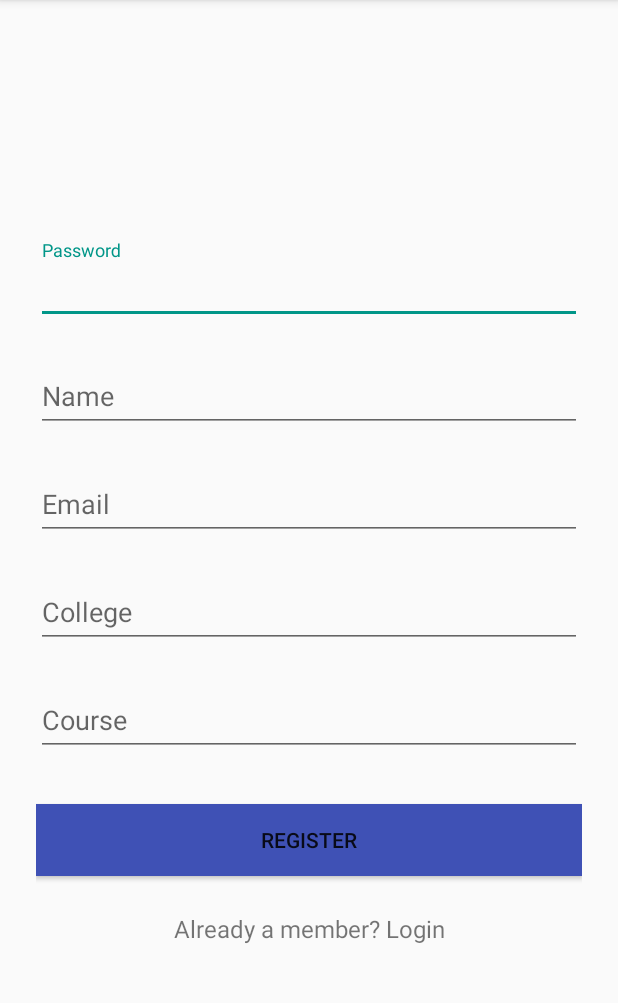
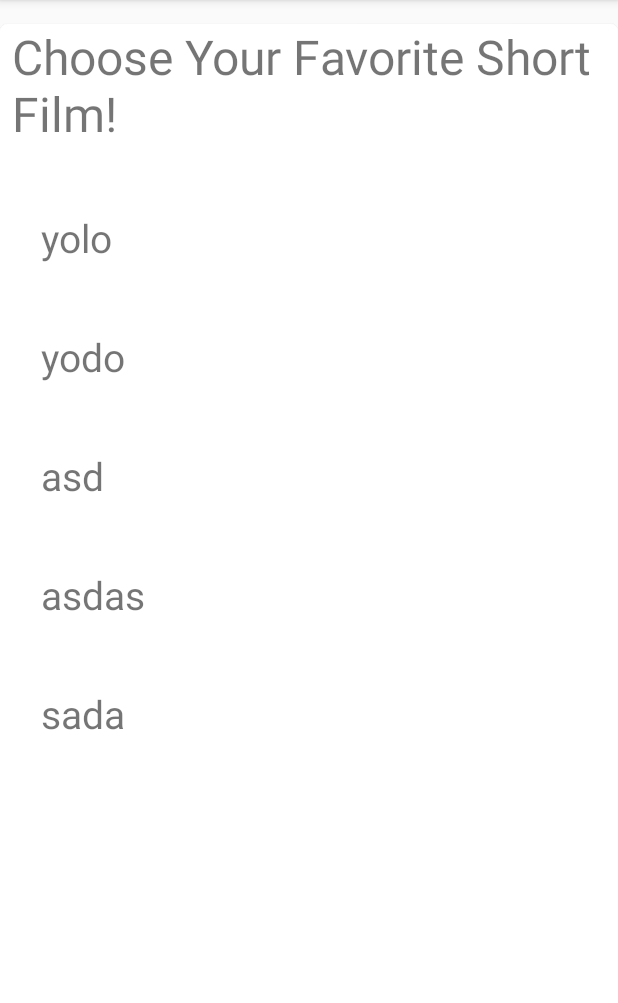
Before and after one commit to BumbleFlash/StringzSFPolling, an Android app: the screen it shows after launch (MainActivity before the commit, VotingActivity after it), on a phone screen of 412 x 824 dp, the part 84-1087 px from its top. Run offline under Robolectric (Android 15) with nearby library versions, the phone set to English and light mode, and no system bars.

Commit message:
Added Voting Activity.

```diff
--- a/app/build.gradle
+++ b/app/build.gradle
@@ -23,6 +23,8 @@ dependencies {
     implementation fileTree(dir: 'libs', include: ['*.jar'])
     implementation 'com.android.support:appcompat-v7:27.1.0'
     implementation 'com.android.support:design:27.1.0'
+    implementation 'com.android.support:recyclerview-v7:27.1.0'
+    implementation 'com.android.support:cardview-v7:27.1.0'
     implementation 'com.android.support.constraint:constraint-layout:1.0.2'
     implementation 'com.google.firebase:firebase-auth:11.8.0'
     implementation 'com.google.firebase:firebase-database:11.8.0'
@@ -35,4 +37,5 @@ dependencies {
 
 
 
+
 apply plugin: 'com.google.gms.google-services'
--- a/app/src/main/AndroidManifest.xml
+++ b/app/src/main/AndroidManifest.xml
@@ -10,6 +10,9 @@
         android:supportsRtl="true"
         android:theme="@style/AppTheme">
         <activity android:name=".MainActivity">
+
+        </activity>
+        <activity android:name=".VotingActivity">
             <intent-filter>
                 <action android:name="android.intent.action.MAIN" />
 
--- a/app/src/main/java/com/example/sudarshan/stringzsfpolling/MainActivity.java
+++ b/app/src/main/java/com/example/sudarshan/stringzsfpolling/MainActivity.java
@@ -11,7 +11,6 @@ import android.widget.ProgressBar;
 import android.widget.TextView;
 import android.widget.Toast;
 
-import com.example.sudarshan.stringzsfpolling.models.ProgressBarSettings;
 import com.google.android.gms.tasks.OnCompleteListener;
 import com.google.android.gms.tasks.Task;
 import com.google.firebase.auth.AuthResult;
@@ -95,7 +94,7 @@ public class MainActivity extends AppCompatActivity {
                     databaseReference.child(auth.getCurrentUser().getUid()).child("College").setValue(collegeName);
                     databaseReference.child(auth.getCurrentUser().getUid()).child("Course").setValue(courseName);
                     //ProgressBarSettings.showProgressBarOnButton(btnSignup,progressBar,getApplicationContext(),android.R.color.white,false,text);
-
+                    Toast.makeText(getApplicationContext(), "Registration successful!", Toast.LENGTH_SHORT).show();
                 }
             }
         });
--- /dev/null
+++ b/app/src/main/java/com/example/sudarshan/stringzsfpolling/VotingActivity.java
@@ -0,0 +1,32 @@
+package com.example.sudarshan.stringzsfpolling;
+
+import android.support.v7.app.AppCompatActivity;
+import android.os.Bundle;
+import android.support.v7.widget.LinearLayoutManager;
+import android.support.v7.widget.RecyclerView;
+import android.widget.Toast;
+
+import com.example.sudarshan.stringzsfpolling.adapters.ShortFilmAdapter;
+
+public class VotingActivity extends AppCompatActivity implements ShortFilmAdapter.OnListItemClickListener {
+
+    RecyclerView recyclerView;
+    ShortFilmAdapter adapter;
+    String[] shortFilms = {"yolo", "yodo","asd", "asdas","sada"};
+    @Override
+    protected void onCreate(Bundle savedInstanceState) {
+        super.onCreate(savedInstanceState);
+        setContentView(R.layout.activity_voting);
+
+        recyclerView = findViewById(R.id.recycler_view);
+        recyclerView.setLayoutManager(new LinearLayoutManager(this));
+
+        adapter = new ShortFilmAdapter(this, shortFilms, this);
+        recyclerView.setAdapter(adapter);
+    }
+
+    @Override
+    public void onListItemClick(int position) {
+        Toast.makeText(getApplicationContext(), "Item clicked at"+position, Toast.LENGTH_SHORT).show();
+    }
+}
--- /dev/null
+++ b/app/src/main/java/com/example/sudarshan/stringzsfpolling/adapters/ShortFilmAdapter.java
@@ -0,0 +1,61 @@
+package com.example.sudarshan.stringzsfpolling.adapters;
+
+import android.content.Context;
+import android.support.annotation.NonNull;
+import android.support.v7.widget.RecyclerView;
+import android.view.LayoutInflater;
+import android.view.View;
+import android.view.ViewGroup;
+import android.widget.TextView;
+
+import com.example.sudarshan.stringzsfpolling.R;
+
+/**
+ * Created by admin on 3/6/2018.
+ */
+
+public class ShortFilmAdapter extends RecyclerView.Adapter<ShortFilmAdapter.ShortFilmViewHolder> {
+    private String[] shortFilms;
+    private Context context;
+
+    private OnListItemClickListener onListItemClickListener;
+
+    public ShortFilmAdapter(Context context, String[] shortFilms, OnListItemClickListener listener){
+        this.context = context;
+        this.shortFilms = shortFilms;
+        this.onListItemClickListener = listener;
+    }
+    @NonNull
+    @Override
+    public ShortFilmViewHolder onCreateViewHolder(@NonNull ViewGroup parent, int viewType) {
+        View view = LayoutInflater.from(parent.getContext()).inflate(R.layout.list_item, parent, false);
+        return new ShortFilmViewHolder(view);
+    }
+
+    @Override
+    public void onBindViewHolder(@NonNull ShortFilmViewHolder holder, int position) {
+        holder.shortFilmTv.setText(shortFilms[position]);
+    }
+
+    @Override
+    public int getItemCount() {
+        return shortFilms.length;
+    }
+    class ShortFilmViewHolder extends RecyclerView.ViewHolder implements View.OnClickListener {
+        TextView shortFilmTv;
+        public ShortFilmViewHolder(View itemView) {
+            super(itemView);
+            shortFilmTv = itemView.findViewById(R.id.short_film_name);
+            itemView.setOnClickListener(this);
+        }
+
+        @Override
+        public void onClick(View view) {
+            int position = getAdapterPosition();
+            onListItemClickListener.onListItemClick(position);
+        }
+    }
+    public interface OnListItemClickListener{
+        public void onListItemClick(int position);
+    }
+}
--- a/app/src/main/res/layout/activity_main.xml
+++ b/app/src/main/res/layout/activity_main.xml
@@ -39,11 +39,13 @@
             android:layout_height="wrap_content"
             android:layout_marginTop="8dp"
             android:layout_marginBottom="8dp">
-            <EditText android:id="@+id/input_name"
+
+            <EditText
+                android:id="@+id/input_name"
                 android:layout_width="match_parent"
                 android:layout_height="wrap_content"
-                android:inputType="textCapWords"
-                android:hint="Name" />
+                android:hint="Name"
+                android:inputType="textCapWords" />
         </android.support.design.widget.TextInputLayout>
 
         <!-- Email Label -->
--- /dev/null
+++ b/app/src/main/res/layout/activity_voting.xml
@@ -0,0 +1,35 @@
+<?xml version="1.0" encoding="utf-8"?>
+<android.support.v7.widget.CardView
+    xmlns:android="http://schemas.android.com/apk/res/android"
+    xmlns:card_view="http://schemas.android.com/apk/res-auto"
+    xmlns:tools="http://schemas.android.com/tools"
+    android:layout_width="match_parent"
+    android:layout_height="match_parent"
+    android:layout_marginTop="16dp"
+    android:layout_marginBottom="32dp"
+    tools:context="com.example.sudarshan.stringzsfpolling.VotingActivity"
+    android:padding="5dp"
+    card_view:cardCornerRadius="5dp" >
+    <LinearLayout
+        android:layout_width="match_parent"
+        android:layout_height="match_parent"
+        android:orientation="vertical" >
+        <TextView
+            android:layout_width="wrap_content"
+            android:layout_height="wrap_content"
+            android:layout_marginLeft="8dp"
+            android:text="Choose Your Favorite Short Film!"
+            android:textSize="32dp"
+            android:layout_marginBottom="16dp"/>
+
+        <android.support.v7.widget.RecyclerView
+            android:id="@+id/recycler_view"
+            android:layout_width="match_parent"
+            android:layout_height="wrap_content"
+            android:paddingTop="5dp"
+            android:paddingLeft="5dp" >
+
+        </android.support.v7.widget.RecyclerView>
+    </LinearLayout>
+
+</android.support.v7.widget.CardView>
--- /dev/null
+++ b/app/src/main/res/layout/list_item.xml
@@ -0,0 +1,13 @@
+<?xml version="1.0" encoding="utf-8"?>
+<android.support.constraint.ConstraintLayout
+    xmlns:android="http://schemas.android.com/apk/res/android" android:layout_width="match_parent"
+    android:layout_height="wrap_content">
+
+    <TextView
+        android:layout_width="match_parent"
+        android:layout_height="wrap_content"
+        android:id="@+id/short_film_name"
+        android:textSize="26sp"
+        android:padding="22dp"/>
+
+</android.support.constraint.ConstraintLayout>
```
